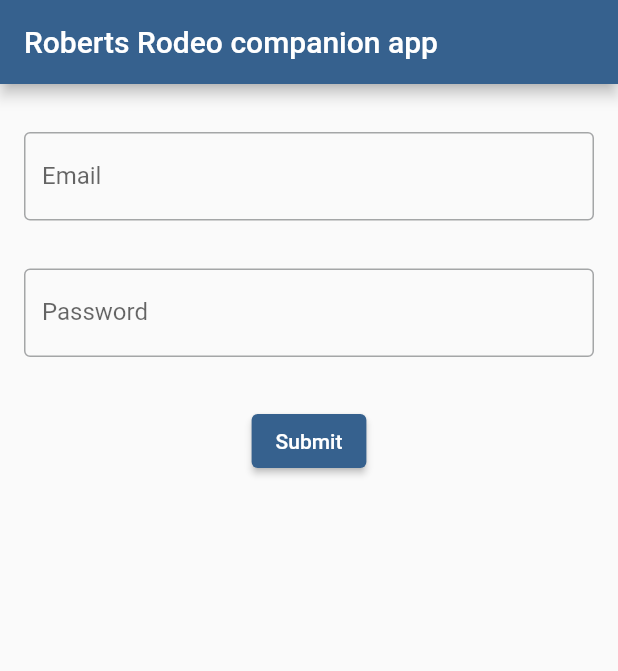
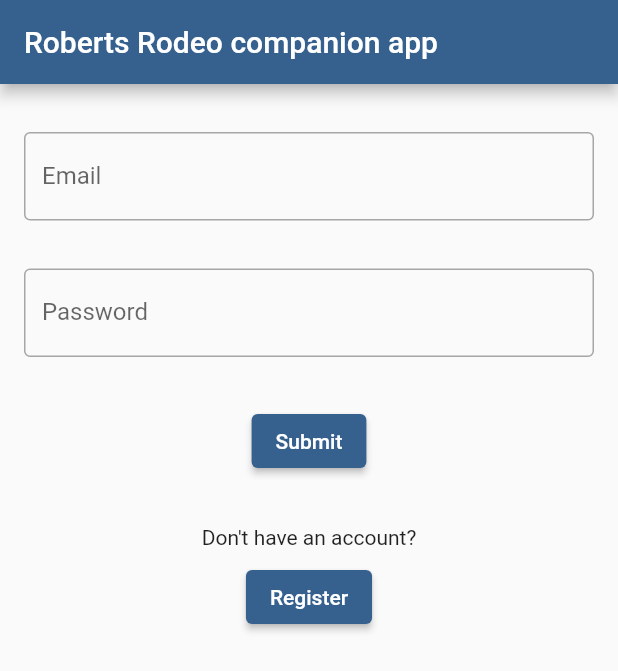
Before and after one commit to CptFlashbang/mad_assignment_03, a Flutter app: the screen it shows after launch, on a phone screen of 412 x 824 dp. Shown: the top 671 px of the screen. Run offline on Flutter 3.47's test engine with Material 2 defaults, Android fonts, the phone set to English and light mode, and no system bars; our stand-ins replace firebase_auth, google_maps_flutter; accounts and stored records are empty.

Commit message:
add link to register page

```diff
--- a/lib/pages/login.dart
+++ b/lib/pages/login.dart
@@ -1,5 +1,6 @@
 import 'package:flutter/material.dart';
 import 'package:mad_assignment_03/main.dart';
+import 'package:mad_assignment_03/pages/register.dart';
 import 'package:firebase_auth/firebase_auth.dart';
 
 class Login extends StatefulWidget {
@@ -89,6 +90,27 @@ class _LoginState extends State<Login> {
                   ),
                 ),
               ),
+              Padding(
+                padding:
+                    const EdgeInsets.symmetric(horizontal: 8, vertical: 16),
+                child: Column(
+                  mainAxisSize: MainAxisSize.min,
+                  children: <Widget>[
+                    const Text("Don't have an account?"),
+                    const SizedBox(height: 8),
+                    ElevatedButton(
+                      onPressed: () {
+                        Navigator.push(
+                          context,
+                          MaterialPageRoute(
+                              builder: (context) => RegisterPage()),
+                        );
+                      },
+                      child: const Text("Register"),
+                    ),
+                  ],
+                ),
+              )
             ],
           ),
         ),
```
